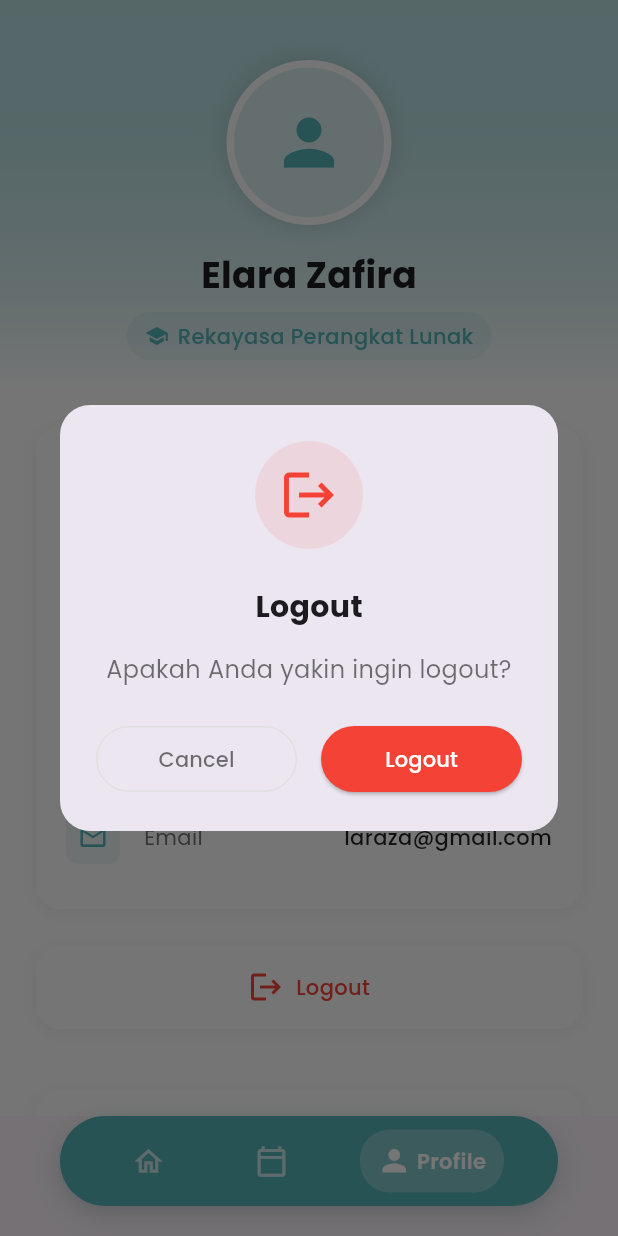
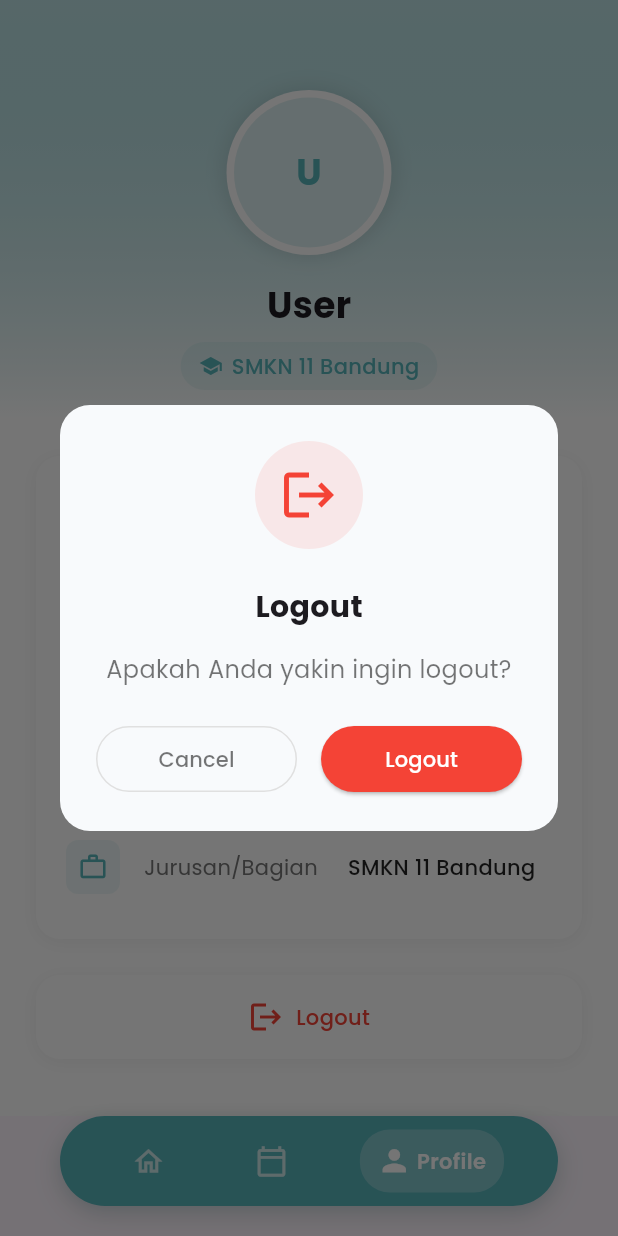
Before and after one commit to RianiDestianti/FrontEnd-BroadcastInformation, a Flutter app: the MainLayout screen opened directly with empty values, item 3 of the bottom bar chosen, after a tap on "Logout", on a phone screen of 412 x 824 dp. Run offline on Flutter 3.47's test engine with Material 3 defaults, Android fonts, the phone set to English and light mode, and no system bars; our stand-ins replace google_fonts, shared_preferences; accounts and stored records are empty; network calls fail.

Commit message:
refactor update login and profile workflow

```diff
--- a/lib/screens/login.dart
+++ b/lib/screens/login.dart
@@ -138,14 +138,17 @@ class LoginResponse {
     return LoginResponse(
       success: json['success'] ?? false,
       message: json['message'] ?? '',
-      user: data != null && data['user'] != null
+      user:
+          data != null && data['user'] != null
               ? User.fromJson(data['user'])
               : null,
       userType: data != null ? data['user_type'] : null,
-      guru: data != null && data['guru'] != null
+      guru:
+          data != null && data['guru'] != null
               ? Guru.fromJson(data['guru'])
               : null,
-      siswa: data != null && data['siswa'] != null
+      siswa:
+          data != null && data['siswa'] != null
               ? Siswa.fromJson(data['siswa'])
               : null,
       token: data != null ? data['token'] : null,
@@ -207,6 +210,7 @@ class User {
 
 class SignInPage extends StatefulWidget {
   const SignInPage({super.key});
+
   @override
   State<SignInPage> createState() => _SignInPageState();
 }
@@ -230,7 +234,9 @@ class _SignInPageState extends State<SignInPage> {
       backgroundColor: Colors.white,
       body: SafeArea(
         child: Padding(
-          padding: const EdgeInsets.symmetric(horizontal: AppConstants.horizontalPadding),
+          padding: const EdgeInsets.symmetric(
+            horizontal: AppConstants.horizontalPadding,
+          ),
           child: Center(
             child: SingleChildScrollView(
               child: Column(
@@ -239,13 +245,13 @@ class _SignInPageState extends State<SignInPage> {
                 children: [
                   const SizedBox(height: AppConstants.spacingXL),
                   const HeaderWidget(),
-                  const SizedBox(height: AppConstants.spacingXL),
+                  const SizedBox(height: AppConstants.spacingXL * 1.5),
                   const UsernameField(),
                   const SizedBox(height: AppConstants.spacingM),
                   const PasswordField(),
-                  const SizedBox(height: AppConstants.spacingL),
+                  const SizedBox(height: AppConstants.spacingL * 1.5),
                   SignInButton(isLoading: _isLoading),
-                  const SizedBox(height: AppConstants.spacingM),
+                  const SizedBox(height: AppConstants.spacingXL),
                 ],
               ),
             ),
@@ -258,16 +264,50 @@ class _SignInPageState extends State<SignInPage> {
 
 class HeaderWidget extends StatelessWidget {
   const HeaderWidget({super.key});
+
   @override
   Widget build(BuildContext context) {
     return Column(
       children: [
-        Text('Login', textAlign: TextAlign.center, style: SignInStyles.titleText),
+        // Logo section with divider
+        Row(
+          mainAxisAlignment: MainAxisAlignment.center,
+          children: [
+            Image.asset(
+              'assets/smkn.png',
+              height: 70,
+              width: 70,
+              fit: BoxFit.contain,
+            ),
+            const SizedBox(width: AppConstants.spacingM),
+            Container(
+              height: 60,
+              width: 2,
+              color: Colors.grey.shade400,
+            ),
+            const SizedBox(width: AppConstants.spacingM),
+            Image.asset(
+              'assets/logo.png',
+              height: 70,
+              width: 70,
+              fit: BoxFit.contain,
+            ),
+          ],
+        ),
+        const SizedBox(height: AppConstants.spacingL),
+        Text(
+          'Login',
+          textAlign: TextAlign.center,
+          style: SignInStyles.titleText,
+        ),
         const SizedBox(height: AppConstants.spacingS),
-        Text(
+        Padding(
+          padding: const EdgeInsets.symmetric(horizontal: 16.0),
+          child: Text(
             'Halo! Update Informasi penting menanti Anda.',
             textAlign: TextAlign.center,
             style: SignInStyles.subtitleText,
+          ),
         ),
       ],
     );
@@ -276,6 +316,7 @@ class HeaderWidget extends StatelessWidget {
 
 class UsernameField extends StatelessWidget {
   const UsernameField({super.key});
+
   @override
   Widget build(BuildContext context) {
     final state = context.findAncestorStateOfType<_SignInPageState>()!;
@@ -289,6 +330,7 @@ class UsernameField extends StatelessWidget {
 
 class PasswordField extends StatelessWidget {
   const PasswordField({super.key});
+
   @override
   Widget build(BuildContext context) {
     final state = context.findAncestorStateOfType<_SignInPageState>()!;
@@ -303,7 +345,10 @@ class PasswordField extends StatelessWidget {
           state._isPasswordVisible ? Icons.visibility : Icons.visibility_off,
           color: SignInStyles.hintColor,
         ),
-        onPressed: () => state.setState(() => state._isPasswordVisible = !state._isPasswordVisible),
+        onPressed:
+            () => state.setState(
+              () => state._isPasswordVisible = !state._isPasswordVisible,
+            ),
       ),
     );
   }
@@ -346,16 +391,28 @@ class InputField extends StatelessWidget {
               vertical: SignInStyles.inputPaddingVertical,
             ),
             border: OutlineInputBorder(
-              borderRadius: BorderRadius.circular(AppConstants.inputBorderRadius),
+              borderRadius: BorderRadius.circular(
+                AppConstants.inputBorderRadius,
+              ),
               borderSide: const BorderSide(color: Colors.grey, width: 1),
             ),
             enabledBorder: OutlineInputBorder(
-              borderRadius: BorderRadius.circular(AppConstants.inputBorderRadius),
-              borderSide: BorderSide(color: SignInStyles.disabledBorderColor, width: 1),
+              borderRadius: BorderRadius.circular(
+                AppConstants.inputBorderRadius,
+              ),
+              borderSide: BorderSide(
+                color: SignInStyles.disabledBorderColor,
+                width: 1,
+              ),
             ),
             focusedBorder: OutlineInputBorder(
-              borderRadius: BorderRadius.circular(AppConstants.inputBorderRadius),
-              borderSide: const BorderSide(color: SignInStyles.primaryColor, width: 2),
+              borderRadius: BorderRadius.circular(
+                AppConstants.inputBorderRadius,
+              ),
+              borderSide: const BorderSide(
+                color: SignInStyles.primaryColor,
+                width: 2,
+              ),
             ),
             filled: true,
             fillColor: Colors.white,
@@ -370,29 +427,38 @@ class SignInButton extends StatelessWidget {
   final bool isLoading;
 
   const SignInButton({super.key, required this.isLoading});
+
   @override
   Widget build(BuildContext context) {
     final state = context.findAncestorStateOfType<_SignInPageState>()!;
-    return ElevatedButton(
+    return Center(
+      child: SizedBox(
+        width: MediaQuery.of(context).size.width * 0.6, // Mengecilkan lebar tombol
+        child: ElevatedButton(
           onPressed: isLoading ? null : () => _handleSignIn(context, state),
           style: ElevatedButton.styleFrom(
             backgroundColor: SignInStyles.primaryColor,
-        padding: const EdgeInsets.symmetric(vertical: SignInStyles.buttonPaddingVertical),
+            padding: const EdgeInsets.symmetric(
+              vertical: 12.0, // Mengurangi padding vertikal
+            ),
             shape: RoundedRectangleBorder(
               borderRadius: BorderRadius.circular(AppConstants.buttonBorderRadius),
             ),
-        elevation: 0,
+            elevation: 2,
           ),
-      child: isLoading
+          child:
+              isLoading
                   ? const SizedBox(
-              height: 20,
-              width: 20,
+                    height: 18,
+                    width: 18,
                     child: CircularProgressIndicator(
                       color: Colors.white,
                       strokeWidth: 2,
                     ),
                   )
                   : Text('Login', style: SignInStyles.buttonText),
+        ),
+      ),
     );
   }
 
--- a/lib/screens/profile.dart
+++ b/lib/screens/profile.dart
@@ -1,22 +1,101 @@
 import 'package:flutter/material.dart';
 import 'package:google_fonts/google_fonts.dart';
+import 'package:shared_preferences/shared_preferences.dart';
 import '../layouts/layout.dart';
 import 'login.dart';
 import '../models/model.dart';
 import '../constants/constant.dart';
 
-class ProfilePage extends StatelessWidget {
+class ProfilePage extends StatefulWidget {
   const ProfilePage({super.key});
-  static const UserProfile _userProfile = UserProfile(
-    name: 'Elara Zafira',
-    studentId: '093264',
-    role: 'Siswa',
-    email: 'laraza@gmail.com',
-    department: 'Rekayasa Perangkat Lunak',
+
+  @override
+  State<ProfilePage> createState() => _ProfilePageState();
+}
+
+class _ProfilePageState extends State<ProfilePage> {
+  UserProfile? _userProfile;
+  bool _isLoading = true;
+
+  @override
+  void initState() {
+    super.initState();
+    _loadUserProfile();
+  }
+
+  Future<void> _loadUserProfile() async {
+    try {
+      final prefs = await SharedPreferences.getInstance();
+
+      final nama = prefs.getString('nama') ?? 'User';
+      final userType = prefs.getString('user_type') ?? 'Unknown';
+      final username = prefs.getString('username') ?? '';
+      final profileId = prefs.getInt('profile_id') ?? 0;
+
+      final email =
+          username.isNotEmpty
+              ? '$username@smkn11bdg.sch.id'
+              : 'user@smkn11bdg.sch.id';
+
+      String department = '';
+      String role = '';
+      String studentId = '';
+
+      if (userType.toLowerCase() == 'siswa') {
+        department = 'Rekayasa Perangkat Lunak';
+        role = 'Siswa';
+        studentId = profileId.toString();
+      } else if (userType.toLowerCase() == 'guru') {
+        department = 'Pengajar';
+        role = 'Guru';
+        studentId = profileId.toString();
+      } else {
+        department = 'SMKN 11 Bandung';
+        role = userType;
+        studentId = username;
+      }
+
+      setState(() {
+        _userProfile = UserProfile(
+          name: nama,
+          studentId: studentId,
+          role: role,
+          email: email,
+          department: department,
         );
+        _isLoading = false;
+      });
+    } catch (e) {
+      print('Error loading user profile: $e');
+      setState(() {
+        _userProfile = const UserProfile(
+          name: 'User',
+          studentId: 'Unknown',
+          role: 'Unknown',
+          email: 'user@smkn11bdg.sch.id',
+          department: 'SMKN 11 Bandung',
+        );
+        _isLoading = false;
+      });
+    }
+  }
 
   @override
   Widget build(BuildContext context) {
+    if (_isLoading) {
+      return MainLayout(
+        selectedIndex: 2,
+        child: Container(
+          color: Colors.white,
+          child: const Center(
+            child: CircularProgressIndicator(
+              color: AppThemeProfile.primaryColor,
+            ),
+          ),
+        ),
+      );
+    }
+
     return MainLayout(
       selectedIndex: 2,
       child: Container(
@@ -24,15 +103,15 @@ class ProfilePage extends StatelessWidget {
         child: SafeArea(
           child: SingleChildScrollView(
             child: Column(
-              children: const [
-                ProfileHeader(userProfile: _userProfile),
-                SizedBox(height: 24),
-                PersonalInformationCard(userProfile: _userProfile),
-                SizedBox(height: 24),
-                ActionButtonsSection(),
-                SizedBox(height: 40),
-                AppFooter(),
-                SizedBox(height: 30),
+              children: [
+                ProfileHeader(userProfile: _userProfile!),
+                const SizedBox(height: 24),
+                PersonalInformationCard(userProfile: _userProfile!),
+                const SizedBox(height: 24),
+                const ActionButtonsSection(),
+                const SizedBox(height: 40),
+                const AppFooter(),
+                const SizedBox(height: 30),
               ],
             ),
           ),
@@ -45,6 +124,7 @@ class ProfilePage extends StatelessWidget {
 class ProfileHeader extends StatelessWidget {
   const ProfileHeader({super.key, required this.userProfile});
   final UserProfile userProfile;
+
   @override
   Widget build(BuildContext context) {
     return Container(
@@ -59,8 +139,8 @@ class ProfileHeader extends StatelessWidget {
       child: Column(
         children: [
           const HeaderNavigation(),
-          const SizedBox(height: 20),
-          const ProfileAvatar(),
+          const SizedBox(height: 40),
+          ProfileAvatar(userProfile: userProfile),
           const SizedBox(height: AppTheme.defaultSpacing),
           ProfileName(name: userProfile.name),
           DepartmentBadge(department: userProfile.department),
@@ -72,21 +152,27 @@ class ProfileHeader extends StatelessWidget {
 
 class HeaderNavigation extends StatelessWidget {
   const HeaderNavigation({super.key});
+
   @override
   Widget build(BuildContext context) {
     return Padding(
       padding: const EdgeInsets.symmetric(horizontal: AppTheme.defaultSpacing),
-      child: Row(mainAxisAlignment: MainAxisAlignment.start, children: [
-        ],
+      child: Row(
+        mainAxisAlignment: MainAxisAlignment.spaceBetween,
+        children: [Container(), Container()],
       ),
     );
   }
 }
 
 class ProfileAvatar extends StatelessWidget {
-  const ProfileAvatar({super.key});
+  const ProfileAvatar({super.key, required this.userProfile});
+  final UserProfile userProfile;
+
   @override
   Widget build(BuildContext context) {
+    String initials = _getInitials(userProfile.name);
+
     return Container(
       decoration: BoxDecoration(
         shape: BoxShape.circle,
@@ -103,21 +189,37 @@ class ProfileAvatar extends StatelessWidget {
         backgroundColor: Colors.white,
         child: CircleAvatar(
           radius: ProfileStyles.innerAvatarRadius,
-          backgroundColor: const Color(0x3357B4BA),
-          child: const Icon(
-            Icons.person,
-            size: 50,
+          backgroundColor: AppThemeProfile.primaryColor.withOpacity(0.2),
+          child: Text(
+            initials,
+            style: GoogleFonts.poppins(
+              fontSize: 24,
+              fontWeight: FontWeight.bold,
               color: AppThemeProfile.primaryColor,
             ),
           ),
         ),
+      ),
     );
+  }
+
+  String _getInitials(String name) {
+    if (name.isEmpty) return '?';
+
+    List<String> nameParts = name.split(' ');
+    if (nameParts.length == 1) {
+      return nameParts[0].substring(0, 1).toUpperCase();
+    } else {
+      return (nameParts[0].substring(0, 1) + nameParts[1].substring(0, 1))
+          .toUpperCase();
+    }
   }
 }
 
 class ProfileName extends StatelessWidget {
   const ProfileName({super.key, required this.name});
   final String name;
+
   @override
   Widget build(BuildContext context) {
     return Text(name, style: ProfileStyles.nameStyle);
@@ -127,6 +229,7 @@ class ProfileName extends StatelessWidget {
 class DepartmentBadge extends StatelessWidget {
   const DepartmentBadge({super.key, required this.department});
   final String department;
+
   @override
   Widget build(BuildContext context) {
     return Container(
@@ -162,6 +265,7 @@ class DepartmentBadge extends StatelessWidget {
 class PersonalInformationCard extends StatelessWidget {
   const PersonalInformationCard({super.key, required this.userProfile});
   final UserProfile userProfile;
+
   @override
   Widget build(BuildContext context) {
     return Padding(
@@ -187,7 +291,7 @@ class PersonalInformationCard extends StatelessWidget {
                 icon: Icons.badge_outlined,
               ),
               InfoRow(
-                label: 'ID Siswa',
+                label: userProfile.role == 'Siswa' ? 'NIS' : 'NIP',
                 value: userProfile.studentId,
                 icon: Icons.credit_card,
               ),
@@ -197,9 +301,9 @@ class PersonalInformationCard extends StatelessWidget {
                 icon: Icons.school_outlined,
               ),
               InfoRow(
-                label: 'Email',
-                value: userProfile.email,
-                icon: Icons.email_outlined,
+                label: 'Jurusan/Bagian',
+                value: userProfile.department,
+                icon: Icons.work_outline,
               ),
             ],
           ),
@@ -213,6 +317,7 @@ class SectionTitle extends StatelessWidget {
   const SectionTitle({super.key, required this.title, required this.icon});
   final String title;
   final IconData icon;
+
   @override
   Widget build(BuildContext context) {
     return Row(
@@ -253,7 +358,14 @@ class InfoRow extends StatelessWidget {
           ),
           const SizedBox(width: AppTheme.defaultSpacing),
           Expanded(child: Text(label, style: ProfileStyles.labelStyle)),
-          Text(value, style: ProfileStyles.valueStyle),
+          Flexible(
+            child: Text(
+              value,
+              style: ProfileStyles.valueStyle,
+              textAlign: TextAlign.end,
+              overflow: TextOverflow.ellipsis,
+            ),
+          ),
         ],
       ),
     );
@@ -262,17 +374,22 @@ class InfoRow extends StatelessWidget {
 
 class ActionButtonsSection extends StatelessWidget {
   const ActionButtonsSection({super.key});
+
   @override
   Widget build(BuildContext context) {
     return Padding(
       padding: const EdgeInsets.symmetric(
         horizontal: AppThemeProfile.horizontalPadding,
       ),
-      child: ActionButton(
+      child: Column(
+        children: [
+          ActionButton(
             onTap: () => _showLogoutDialog(context),
             icon: Icons.logout,
             label: 'Logout',
             color: Colors.red,
+          ),
+        ],
       ),
     );
   }
@@ -284,6 +401,7 @@ class ActionButtonsSection extends StatelessWidget {
 
 class AppFooter extends StatelessWidget {
   const AppFooter({super.key});
+
   @override
   Widget build(BuildContext context) {
     return Padding(
@@ -337,6 +455,7 @@ class LogoWithText extends StatelessWidget {
   const LogoWithText({super.key, required this.assetPath, required this.text});
   final String assetPath;
   final String text;
+
   @override
   Widget build(BuildContext context) {
     return Column(
@@ -373,6 +492,7 @@ class LogoWithText extends StatelessWidget {
 class CardContainer extends StatelessWidget {
   const CardContainer({super.key, required this.child});
   final Widget child;
+
   @override
   Widget build(BuildContext context) {
     return Container(
@@ -436,9 +556,11 @@ class ActionButton extends StatelessWidget {
 
 class LogoutDialog extends StatelessWidget {
   const LogoutDialog({super.key});
+
   @override
   Widget build(BuildContext context) {
     return Dialog(
+      backgroundColor: Color(0xFFF8FAFC),
       shape: RoundedRectangleBorder(borderRadius: BorderRadius.circular(20.0)),
       child: Padding(
         padding: const EdgeInsets.all(ProfileStyles.dialogPadding),
@@ -484,6 +606,7 @@ class LogoutDialog extends StatelessWidget {
 
 class DialogCancelButton extends StatelessWidget {
   const DialogCancelButton({super.key});
+
   @override
   Widget build(BuildContext context) {
     return TextButton(
@@ -508,14 +631,22 @@ class DialogCancelButton extends StatelessWidget {
 
 class DialogLogoutButton extends StatelessWidget {
   const DialogLogoutButton({super.key});
+
   @override
   Widget build(BuildContext context) {
     return ElevatedButton(
-      onPressed: () {
-        Navigator.pop(context);
-        Navigator.pushReplacement(
+      onPressed: () async {
+        Navigator.pop(context); // Close dialog
+
+        // Perform logout
+        final prefs = await SharedPreferences.getInstance();
+        await prefs.clear(); // Clear all stored preferences
+
+        // Navigate to login page and remove all previous routes
+        Navigator.pushAndRemoveUntil(
           context,
           MaterialPageRoute(builder: (context) => const SignInPage()),
+          (route) => false,
         );
       },
       style: ElevatedButton.styleFrom(
```
Lines whose indentation alone changed are shown as unchanged.
